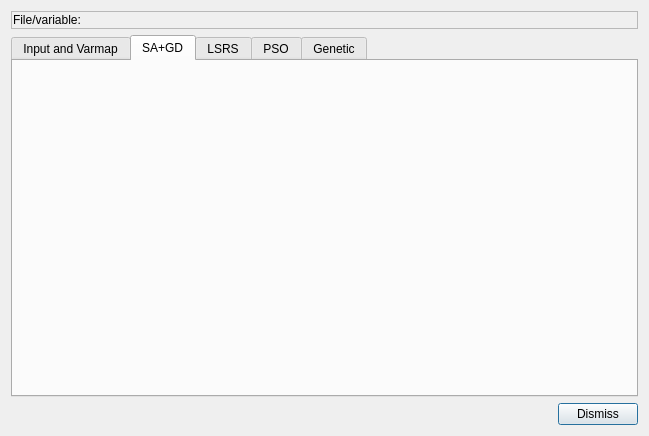
Qt form dialogs/automaticvarfitdialog.ui (PauloCarvalhoRJ/gammaray) before a commit.
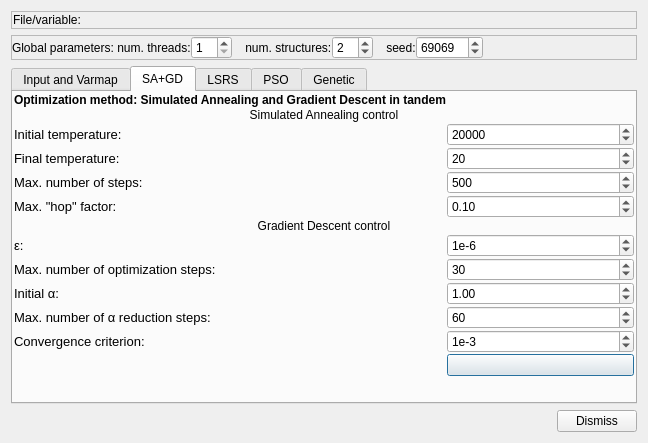
The same form after that commit. The open tabs and pages were chosen to show the change. Icons and pictures are not drawn.

Commit message: AutoVarFit: config form for Simulated Annealing + Gradient Descent.

The edit to the form file:
```diff
--- a/dialogs/automaticvarfitdialog.ui
+++ b/dialogs/automaticvarfitdialog.ui
@@ -6,8 +6,8 @@
    <rect>
     <x>0</x>
     <y>0</y>
-    <width>649</width>
-    <height>436</height>
+    <width>648</width>
+    <height>443</height>
    </rect>
   </property>
   <property name="windowTitle">
@@ -73,6 +73,106 @@
      </layout>
     </widget>
    </item>
+   <item>
+    <widget class="QFrame" name="frame_2">
+     <property name="frameShape">
+      <enum>QFrame::StyledPanel</enum>
+     </property>
+     <property name="frameShadow">
+      <enum>QFrame::Raised</enum>
+     </property>
+     <layout class="QHBoxLayout" name="horizontalLayout_4">
+      <property name="spacing">
+       <number>0</number>
+      </property>
+      <property name="leftMargin">
+       <number>0</number>
+      </property>
+      <property name="topMargin">
+       <number>0</number>
+      </property>
+      <property name="rightMargin">
+       <number>0</number>
+      </property>
+      <property name="bottomMargin">
+       <number>0</number>
+      </property>
+      <item>
+       <widget class="QLabel" name="label_6">
+        <property name="text">
+         <string>Global parameters: num. threads:</string>
+        </property>
+       </widget>
+      </item>
+      <item>
+       <widget class="QSpinBox" name="spinNumberOfThreads">
+        <property name="minimum">
+         <number>1</number>
+        </property>
+        <property name="value">
+         <number>1</number>
+        </property>
+       </widget>
+      </item>
+      <item>
+       <widget class="QLabel" name="label_7">
+        <property name="text">
+         <string>    num. structures:</string>
+        </property>
+       </widget>
+      </item>
+      <item>
+       <widget class="QSpinBox" name="spinNumberOfGeologicalFactors">
+        <property name="minimum">
+         <number>1</number>
+        </property>
+        <property name="maximum">
+         <number>20</number>
+        </property>
+        <property name="value">
+         <number>2</number>
+        </property>
+       </widget>
+      </item>
+      <item>
+       <widget class="QLabel" name="label_8">
+        <property name="text">
+         <string>    seed:</string>
+        </property>
+       </widget>
+      </item>
+      <item>
+       <widget class="QSpinBox" name="spinSeed">
+        <property name="minimum">
+         <number>13</number>
+        </property>
+        <property name="maximum">
+         <number>999999999</number>
+        </property>
+        <property name="singleStep">
+         <number>13</number>
+        </property>
+        <property name="value">
+         <number>69069</number>
+        </property>
+       </widget>
+      </item>
+      <item>
+       <spacer name="horizontalSpacer_2">
+        <property name="orientation">
+         <enum>Qt::Horizontal</enum>
+        </property>
+        <property name="sizeHint" stdset="0">
+         <size>
+          <width>40</width>
+          <height>20</height>
+         </size>
+        </property>
+       </spacer>
+      </item>
+     </layout>
+    </widget>
+   </item>
    <item>
     <widget class="QTabWidget" name="tabMethods">
      <property name="currentIndex">
@@ -104,6 +204,290 @@
       <attribute name="title">
        <string>SA+GD</string>
       </attribute>
+      <layout class="QGridLayout" name="gridLayout">
+       <property name="leftMargin">
+        <number>1</number>
+       </property>
+       <property name="topMargin">
+        <number>1</number>
+       </property>
+       <property name="rightMargin">
+        <number>1</number>
+       </property>
+       <property name="bottomMargin">
+        <number>1</number>
+       </property>
+       <property name="spacing">
+        <number>1</number>
+       </property>
+       <item row="4" column="0">
+        <widget class="QLabel" name="label_17">
+         <property name="text">
+          <string>&lt;html&gt;&lt;head/&gt;&lt;body&gt;&lt;p&gt;&lt;span style=&quot; font-family:'Verdana,Arial,Tahoma,Calibri,Geneva,sans-serif'; font-size:13px;&quot;&gt;Max. number of steps:&lt;/span&gt;&lt;/p&gt;&lt;/body&gt;&lt;/html&gt;</string>
+         </property>
+        </widget>
+       </item>
+       <item row="3" column="0">
+        <widget class="QLabel" name="label_12">
+         <property name="text">
+          <string>&lt;html&gt;&lt;head/&gt;&lt;body&gt;&lt;p&gt;&lt;span style=&quot; font-family:'Verdana,Arial,Tahoma,Calibri,Geneva,sans-serif'; font-size:13px;&quot;&gt;Final temperature:&lt;/span&gt;&lt;/p&gt;&lt;/body&gt;&lt;/html&gt;</string>
+         </property>
+        </widget>
+       </item>
+       <item row="5" column="0">
+        <widget class="QLabel" name="label_18">
+         <property name="text">
+          <string>&lt;html&gt;&lt;head/&gt;&lt;body&gt;&lt;p&gt;&lt;span style=&quot; font-family:'Verdana,Arial,Tahoma,Calibri,Geneva,sans-serif'; font-size:13px;&quot;&gt;Max. &quot;hop&quot; factor:&lt;/span&gt;&lt;/p&gt;&lt;/body&gt;&lt;/html&gt;</string>
+         </property>
+        </widget>
+       </item>
+       <item row="2" column="0">
+        <widget class="QLabel" name="label_11">
+         <property name="text">
+          <string>&lt;html&gt;&lt;head/&gt;&lt;body&gt;&lt;p&gt;&lt;span style=&quot; font-family:'Verdana,Arial,Tahoma,Calibri,Geneva,sans-serif'; font-size:13px;&quot;&gt;Initial temperature:&lt;/span&gt;&lt;/p&gt;&lt;/body&gt;&lt;/html&gt;</string>
+         </property>
+        </widget>
+       </item>
+       <item row="6" column="0" colspan="3">
+        <widget class="QLabel" name="label_13">
+         <property name="text">
+          <string>Gradient Descent control</string>
+         </property>
+         <property name="alignment">
+          <set>Qt::AlignCenter</set>
+         </property>
+        </widget>
+       </item>
+       <item row="8" column="0">
+        <widget class="QLabel" name="label_15">
+         <property name="text">
+          <string>&lt;html&gt;&lt;head/&gt;&lt;body&gt;&lt;p&gt;&lt;span style=&quot; font-family:'Verdana,Arial,Tahoma,Calibri,Geneva,sans-serif'; font-size:13px;&quot;&gt;Max. number of optimization steps:&lt;/span&gt;&lt;/p&gt;&lt;/body&gt;&lt;/html&gt;</string>
+         </property>
+        </widget>
+       </item>
+       <item row="7" column="0">
+        <widget class="QLabel" name="label_16">
+         <property name="text">
+          <string>&lt;html&gt;&lt;head/&gt;&lt;body&gt;&lt;p&gt;&lt;span style=&quot; font-family:'Verdana,Arial,Tahoma,Calibri,Geneva,sans-serif'; font-size:13px;&quot;&gt;&amp;epsilon;:&lt;/span&gt;&lt;/p&gt;&lt;/body&gt;&lt;/html&gt;</string>
+         </property>
+        </widget>
+       </item>
+       <item row="10" column="0">
+        <widget class="QLabel" name="label_19">
+         <property name="text">
+          <string>&lt;html&gt;&lt;head/&gt;&lt;body&gt;&lt;p&gt;&lt;span style=&quot; font-family:'Verdana,Arial,Tahoma,Calibri,Geneva,sans-serif'; font-size:13px;&quot;&gt;Max. number of α reduction steps:&lt;/span&gt;&lt;/p&gt;&lt;/body&gt;&lt;/html&gt;</string>
+         </property>
+        </widget>
+       </item>
+       <item row="9" column="0">
+        <widget class="QLabel" name="label_14">
+         <property name="text">
+          <string>&lt;html&gt;&lt;head/&gt;&lt;body&gt;&lt;p&gt;&lt;span style=&quot; font-family:'Verdana,Arial,Tahoma,Calibri,Geneva,sans-serif'; font-size:13px;&quot;&gt;Initial α: &lt;/span&gt;&lt;/p&gt;&lt;/body&gt;&lt;/html&gt;</string>
+         </property>
+        </widget>
+       </item>
+       <item row="11" column="0">
+        <widget class="QLabel" name="label_9">
+         <property name="text">
+          <string>&lt;html&gt;&lt;head/&gt;&lt;body&gt;&lt;p&gt;&lt;span style=&quot; font-family:'Verdana,Arial,Tahoma,Calibri,Geneva,sans-serif'; font-size:13px;&quot;&gt;Convergence criterion:&lt;/span&gt;&lt;/p&gt;&lt;/body&gt;&lt;/html&gt;</string>
+         </property>
+        </widget>
+       </item>
+       <item row="12" column="2">
+        <widget class="QPushButton" name="btnDoWithSAandGD">
+         <property name="toolTip">
+          <string>Run with SA+GD</string>
+         </property>
+         <property name="text">
+          <string/>
+         </property>
+         <property name="icon">
+          <iconset resource="../resources.qrc">
+           <normaloff>:/icons32/play32</normaloff>:/icons32/play32</iconset>
+         </property>
+        </widget>
+       </item>
+       <item row="8" column="2">
+        <widget class="QSpinBox" name="spinMaxSteps">
+         <property name="minimum">
+          <number>1</number>
+         </property>
+         <property name="maximum">
+          <number>10000000</number>
+         </property>
+         <property name="singleStep">
+          <number>10</number>
+         </property>
+         <property name="value">
+          <number>30</number>
+         </property>
+        </widget>
+       </item>
+       <item row="9" column="2">
+        <widget class="QDoubleSpinBox" name="spinInitialAlpha">
+         <property name="minimum">
+          <double>0.010000000000000</double>
+         </property>
+         <property name="singleStep">
+          <double>0.100000000000000</double>
+         </property>
+         <property name="value">
+          <double>1.000000000000000</double>
+         </property>
+        </widget>
+       </item>
+       <item row="10" column="2">
+        <widget class="QSpinBox" name="spinMaxStepsAlphaReduction">
+         <property name="minimum">
+          <number>1</number>
+         </property>
+         <property name="maximum">
+          <number>10000</number>
+         </property>
+         <property name="singleStep">
+          <number>20</number>
+         </property>
+         <property name="value">
+          <number>60</number>
+         </property>
+        </widget>
+       </item>
+       <item row="7" column="2">
+        <widget class="QSpinBox" name="spinLogEpsilon">
+         <property name="prefix">
+          <string>1e</string>
+         </property>
+         <property name="minimum">
+          <number>-20</number>
+         </property>
+         <property name="maximum">
+          <number>2</number>
+         </property>
+         <property name="value">
+          <number>-6</number>
+         </property>
+        </widget>
+       </item>
+       <item row="11" column="2">
+        <widget class="QSpinBox" name="spinConvergenceCriterion">
+         <property name="prefix">
+          <string>1e</string>
+         </property>
+         <property name="minimum">
+          <number>-20</number>
+         </property>
+         <property name="maximum">
+          <number>0</number>
+         </property>
+         <property name="value">
+          <number>-3</number>
+         </property>
+        </widget>
+       </item>
+       <item row="5" column="2">
+        <widget class="QDoubleSpinBox" name="spinMaxHopFactor">
+         <property name="minimum">
+          <double>0.010000000000000</double>
+         </property>
+         <property name="maximum">
+          <double>100.000000000000000</double>
+         </property>
+         <property name="singleStep">
+          <double>0.100000000000000</double>
+         </property>
+         <property name="value">
+          <double>0.100000000000000</double>
+         </property>
+        </widget>
+       </item>
+       <item row="4" column="2">
+        <widget class="QSpinBox" name="spinMaxStepsSA">
+         <property name="minimum">
+          <number>5</number>
+         </property>
+         <property name="maximum">
+          <number>1000000</number>
+         </property>
+         <property name="singleStep">
+          <number>100</number>
+         </property>
+         <property name="value">
+          <number>500</number>
+         </property>
+        </widget>
+       </item>
+       <item row="2" column="2">
+        <widget class="QSpinBox" name="spinInitialTemperature">
+         <property name="minimum">
+          <number>20</number>
+         </property>
+         <property name="maximum">
+          <number>1000000</number>
+         </property>
+         <property name="singleStep">
+          <number>100</number>
+         </property>
+         <property name="value">
+          <number>20000</number>
+         </property>
+        </widget>
+       </item>
+       <item row="3" column="2">
+        <widget class="QSpinBox" name="spinFinalTemperature">
+         <property name="minimum">
+          <number>1</number>
+         </property>
+         <property name="maximum">
+          <number>1000000</number>
+         </property>
+         <property name="singleStep">
+          <number>10</number>
+         </property>
+         <property name="value">
+          <number>20</number>
+         </property>
+        </widget>
+       </item>
+       <item row="1" column="0" colspan="3">
+        <widget class="QLabel" name="label_10">
+         <property name="text">
+          <string>Simulated Annealing control</string>
+         </property>
+         <property name="alignment">
+          <set>Qt::AlignCenter</set>
+         </property>
+        </widget>
+       </item>
+       <item row="0" column="0" colspan="2">
+        <widget class="QLabel" name="label_2">
+         <property name="font">
+          <font>
+           <weight>75</weight>
+           <bold>true</bold>
+          </font>
+         </property>
+         <property name="text">
+          <string>Optimization method: Simulated Annealing and Gradient Descent in tandem</string>
+         </property>
+         <property name="alignment">
+          <set>Qt::AlignCenter</set>
+         </property>
+        </widget>
+       </item>
+       <item row="13" column="0" colspan="3">
+        <spacer name="verticalSpacer">
+         <property name="orientation">
+          <enum>Qt::Vertical</enum>
+         </property>
+         <property name="sizeHint" stdset="0">
+          <size>
+           <width>20</width>
+           <height>40</height>
+          </size>
+         </property>
+        </spacer>
+       </item>
+      </layout>
      </widget>
      <widget class="QWidget" name="tabLSRS">
       <attribute name="title">
```
Left out of the diff: 206 changed lines with no effect on the pictures. The commit also changes 2 other files.
